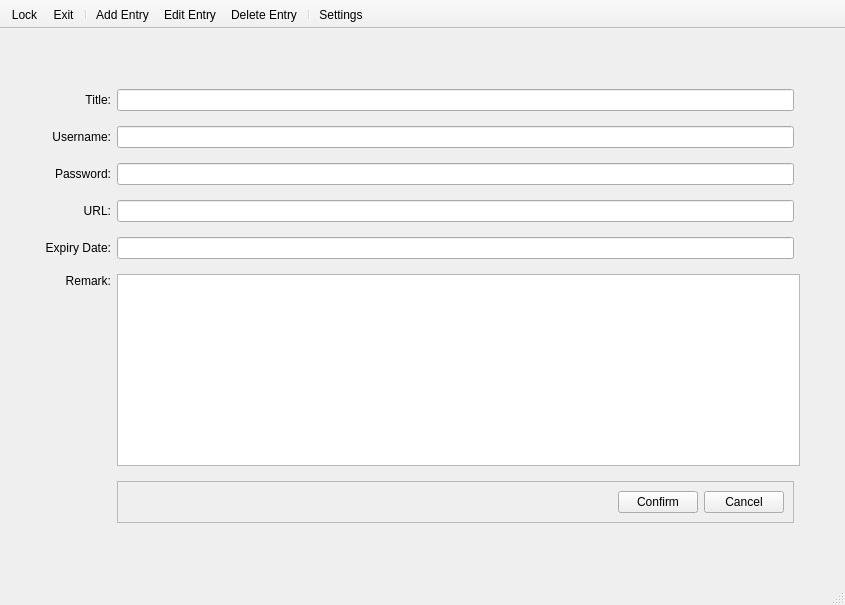
Quinz7339/CIPM, file password_manager.ui: the form before one commit.
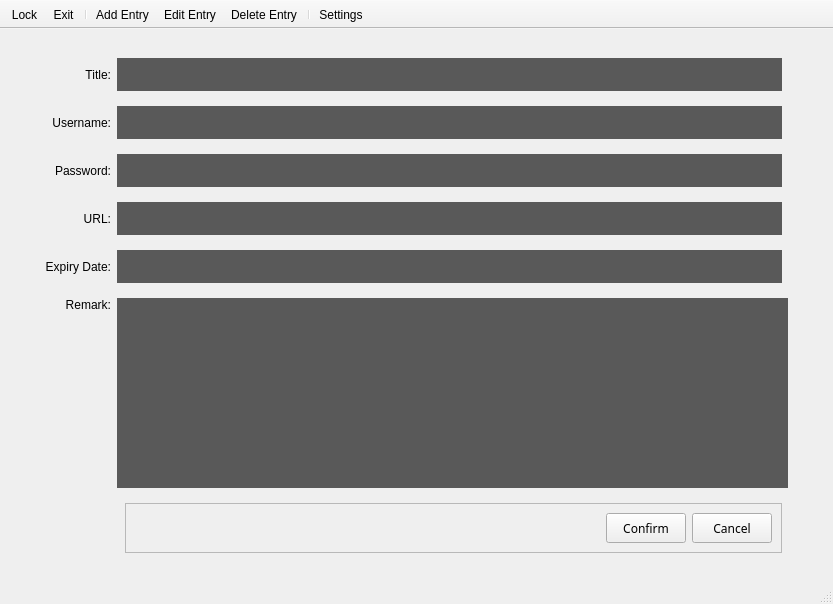
The form after the commit. The open tabs and pages were chosen to show the change. Icons and pictures are not drawn.

Commit message: manage.py - Added password toggle

The edit to the form file:
```diff
--- a/password_manager.ui
+++ b/password_manager.ui
@@ -7,7 +7,7 @@
     <x>0</x>
     <y>0</y>
     <width>833</width>
-    <height>605</height>
+    <height>604</height>
    </rect>
   </property>
   <property name="windowTitle">
@@ -442,6 +442,36 @@
           <property name="verticalSpacing">
            <number>15</number>
           </property>
+          <item row="1" column="2">
+           <widget class="QLineEdit" name="lineEdit_Username">
+            <property name="font">
+             <font>
+              <pointsize>20</pointsize>
+             </font>
+            </property>
+            <property name="styleSheet">
+             <string notr="true">background-color: #595959; 
+color: #FFFFFF;
+border: 1px #7F7F7F;
+</string>
+            </property>
+           </widget>
+          </item>
+          <item row="0" column="2">
+           <widget class="QLineEdit" name="lineEdit_Title">
+            <property name="font">
+             <font>
+              <pointsize>20</pointsize>
+             </font>
+            </property>
+            <property name="styleSheet">
+             <string notr="true">background-color: #595959; 
+color: #FFFFFF;
+border: 1px #7F7F7F;
+</string>
+            </property>
+           </widget>
+          </item>
           <item row="2" column="1">
            <widget class="QLabel" name="label_3">
             <property name="text">
@@ -452,6 +482,16 @@
             </property>
            </widget>
           </item>
+          <item row="0" column="1">
+           <widget class="QLabel" name="label_2">
+            <property name="text">
+             <string>Title:</string>
+            </property>
+            <property name="alignment">
+             <set>Qt::AlignRight|Qt::AlignTrailing|Qt::AlignVCenter</set>
+            </property>
+           </widget>
+          </item>
           <item row="3" column="1">
            <widget class="QLabel" name="label_7">
             <property name="text">
@@ -462,24 +502,37 @@
             </property>
            </widget>
           </item>
-          <item row="1" column="2">
-           <widget class="QLineEdit" name="lineEdit_2"/>
-          </item>
-          <item row="5" column="1">
-           <widget class="QLabel" name="label_6">
-            <property name="text">
-             <string>Remark:</string>
+          <item row="3" column="2">
+           <widget class="QLineEdit" name="lineEdit_URL">
+            <property name="font">
+             <font>
+              <pointsize>20</pointsize>
+             </font>
             </property>
-            <property name="alignment">
-             <set>Qt::AlignRight|Qt::AlignTop|Qt::AlignTrailing</set>
+            <property name="styleSheet">
+             <string notr="true">background-color: #595959; 
+color: #FFFFFF;
+border: 1px #7F7F7F;
+</string>
             </property>
            </widget>
           </item>
-          <item row="2" column="2">
-           <widget class="QLineEdit" name="lineEdit_3"/>
-          </item>
-          <item row="4" column="2">
-           <widget class="QLineEdit" name="lineEdit_5"/>
+          <item row="5" column="2" colspan="2">
+           <widget class="QTextEdit" name="textEdit_Remark">
+            <property name="sizePolicy">
+             <sizepolicy hsizetype="Minimum" vsizetype="Maximum">
+              <horstretch>0</horstretch>
+              <verstretch>0</verstretch>
+             </sizepolicy>
+            </property>
+            <property name="styleSheet">
+             <string notr="true">background-color: #595959; 
+color: #FFFFFF;
+border: 1px #7F7F7F;
+font-size: 18px;
+</string>
+            </property>
+           </widget>
           </item>
           <item row="1" column="1">
            <widget class="QLabel" name="label_4">
@@ -491,42 +544,6 @@
             </property>
            </widget>
           </item>
-          <item row="5" column="2" colspan="2">
-           <widget class="QTextEdit" name="textEdit">
-            <property name="sizePolicy">
-             <sizepolicy hsizetype="Minimum" vsizetype="Maximum">
-              <horstretch>0</horstretch>
-              <verstretch>0</verstretch>
-             </sizepolicy>
-            </property>
-           </widget>
-          </item>
-          <item row="0" column="1">
-           <widget class="QLabel" name="label_2">
-            <property name="text">
-             <string>Title:</string>
-            </property>
-            <property name="alignment">
-             <set>Qt::AlignRight|Qt::AlignTrailing|Qt::AlignVCenter</set>
-            </property>
-           </widget>
-          </item>
-          <item row="4" column="1">
-           <widget class="QLabel" name="label_5">
-            <property name="text">
-             <string>Expiry Date:</string>
-            </property>
-            <property name="alignment">
-             <set>Qt::AlignRight|Qt::AlignTrailing|Qt::AlignVCenter</set>
-            </property>
-           </widget>
-          </item>
-          <item row="0" column="2">
-           <widget class="QLineEdit" name="lineEdit"/>
-          </item>
-          <item row="3" column="2">
-           <widget class="QLineEdit" name="lineEdit_4"/>
-          </item>
           <item row="6" column="2">
            <widget class="QFrame" name="frame">
             <property name="sizePolicy">
@@ -546,7 +563,7 @@
             </property>
             <layout class="QHBoxLayout" name="horizontalLayout_2">
              <property name="leftMargin">
-              <number>500</number>
+              <number>480</number>
              </property>
              <item>
               <widget class="QPushButton" name="btn_Cancel">
@@ -556,6 +573,20 @@
                  <verstretch>0</verstretch>
                 </sizepolicy>
                </property>
+               <property name="minimumSize">
+                <size>
+                 <width>70</width>
+                 <height>30</height>
+                </size>
+               </property>
+               <property name="font">
+                <font>
+                 <family>HYWenHei</family>
+                </font>
+               </property>
+               <property name="styleSheet">
+                <string notr="true"/>
+               </property>
                <property name="text">
                 <string>Cancel</string>
                </property>
@@ -569,6 +600,26 @@
                  <verstretch>0</verstretch>
                 </sizepolicy>
                </property>
+               <property name="minimumSize">
+                <size>
+                 <width>70</width>
+                 <height>30</height>
+                </size>
+               </property>
+               <property name="baseSize">
+                <size>
+                 <width>1</width>
+                 <height>0</height>
+                </size>
+               </property>
+               <property name="font">
+                <font>
+                 <family>HYWenHei</family>
+                </font>
+               </property>
+               <property name="styleSheet">
+                <string notr="true"/>
+               </property>
                <property name="text">
                 <string>Confirm</string>
                </property>
@@ -577,6 +628,60 @@
             </layout>
            </widget>
           </item>
+          <item row="4" column="2">
+           <widget class="QLineEdit" name="lineEdit_dateExp">
+            <property name="font">
+             <font>
+              <pointsize>20</pointsize>
+             </font>
+            </property>
+            <property name="styleSheet">
+             <string notr="true">background-color: #595959; 
+color: #FFFFFF;
+border: 1px #7F7F7F
+</string>
+            </property>
+           </widget>
+          </item>
+          <item row="5" column="1">
+           <widget class="QLabel" name="label_6">
+            <property name="text">
+             <string>Remark:</string>
+            </property>
+            <property name="alignment">
+             <set>Qt::AlignRight|Qt::AlignTop|Qt::AlignTrailing</set>
+            </property>
+           </widget>
+          </item>
+          <item row="2" column="2">
+           <widget class="QLineEdit" name="lineEdit_Password">
+            <property name="font">
+             <font>
+              <pointsize>20</pointsize>
+             </font>
+            </property>
+            <property name="styleSheet">
+             <string notr="true">background-color: #595959; 
+color: #FFFFFF;
+border: 1px #7F7F7F;
+
+</string>
+            </property>
+            <property name="echoMode">
+             <enum>QLineEdit::Password</enum>
+            </property>
+           </widget>
+          </item>
+          <item row="4" column="1">
+           <widget class="QLabel" name="label_5">
+            <property name="text">
+             <string>Expiry Date:</string>
+            </property>
+            <property name="alignment">
+             <set>Qt::AlignRight|Qt::AlignTrailing|Qt::AlignVCenter</set>
+            </property>
+           </widget>
+          </item>
          </layout>
         </item>
        </layout>
```
Left out of the diff: 9 changed lines with no effect on the pictures. The commit also changes 14 other files.
